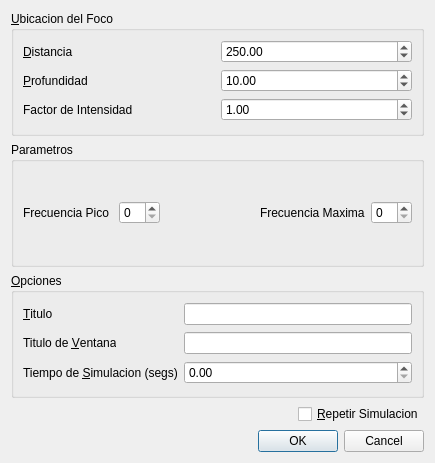
This is Viper/simulparams.ui in edvelezg/viper-sugui as Qt 5 draws it before an edit. The edited form follows.
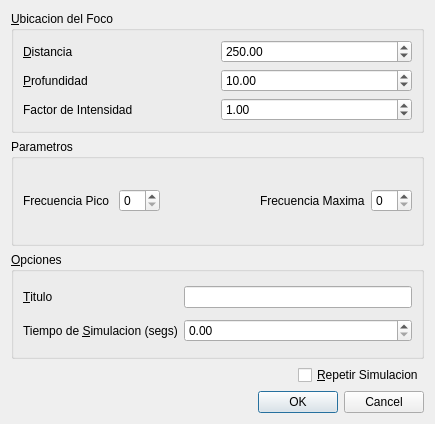
This is the edited form.

Diff of the .ui file:
```diff
--- a/Viper/simulparams.ui
+++ b/Viper/simulparams.ui
@@ -6,7 +6,7 @@
     <x>0</x>
     <y>0</y>
     <width>435</width>
-    <height>463</height>
+    <height>424</height>
    </rect>
   </property>
   <property name="windowTitle" >
@@ -148,7 +148,7 @@
       <string>&amp;Opciones</string>
      </property>
      <layout class="QGridLayout" name="gridLayout" >
-      <item row="2" column="0" colspan="2" >
+      <item row="1" column="0" colspan="2" >
        <widget class="QLabel" name="label" >
         <property name="text" >
          <string>Tiempo de &amp;Simulacion (segs)</string>
@@ -158,21 +158,8 @@
         </property>
        </widget>
       </item>
-      <item row="2" column="2" >
-       <widget class="QDoubleSpinBox" name="sbTMax" />
-      </item>
       <item row="1" column="2" >
-       <widget class="QLineEdit" name="leWindowTitle" />
-      </item>
-      <item row="1" column="0" >
-       <widget class="QLabel" name="label_3" >
-        <property name="text" >
-         <string>Titulo de &amp;Ventana</string>
-        </property>
-        <property name="buddy" >
-         <cstring>leTitle</cstring>
-        </property>
-       </widget>
+       <widget class="QDoubleSpinBox" name="sbTMax" />
       </item>
       <item row="0" column="0" >
        <widget class="QLabel" name="label_2" >
```
